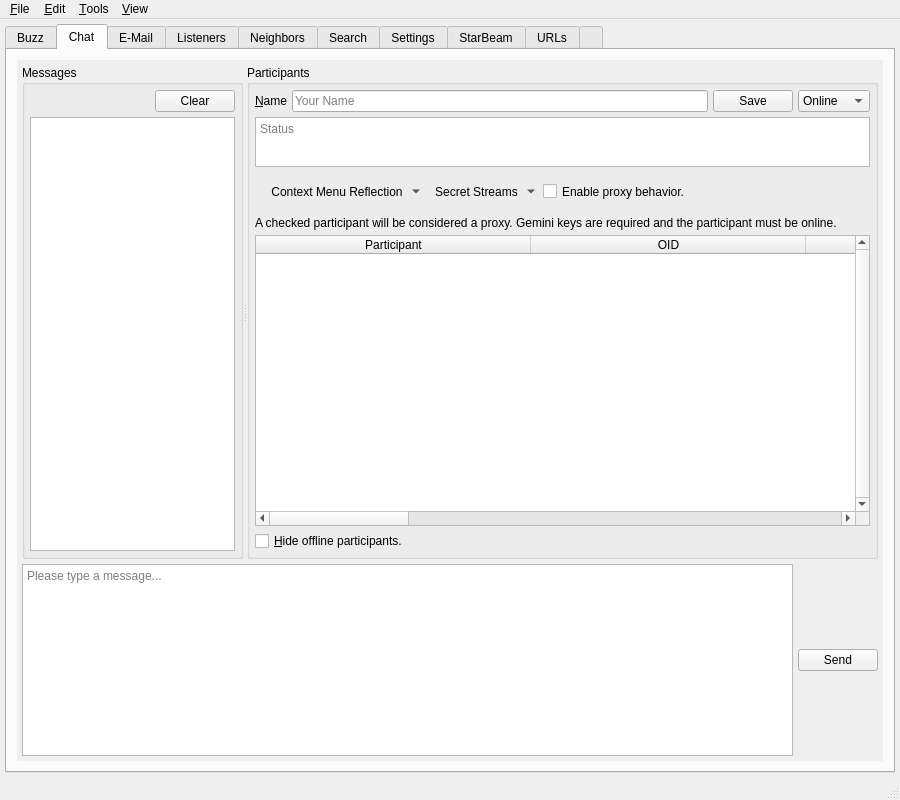
The window that branches/trunk/UI/spot-on-controlcenter.ui (textbrowser/spot-on) describes before a commit, drawn with Qt 5.
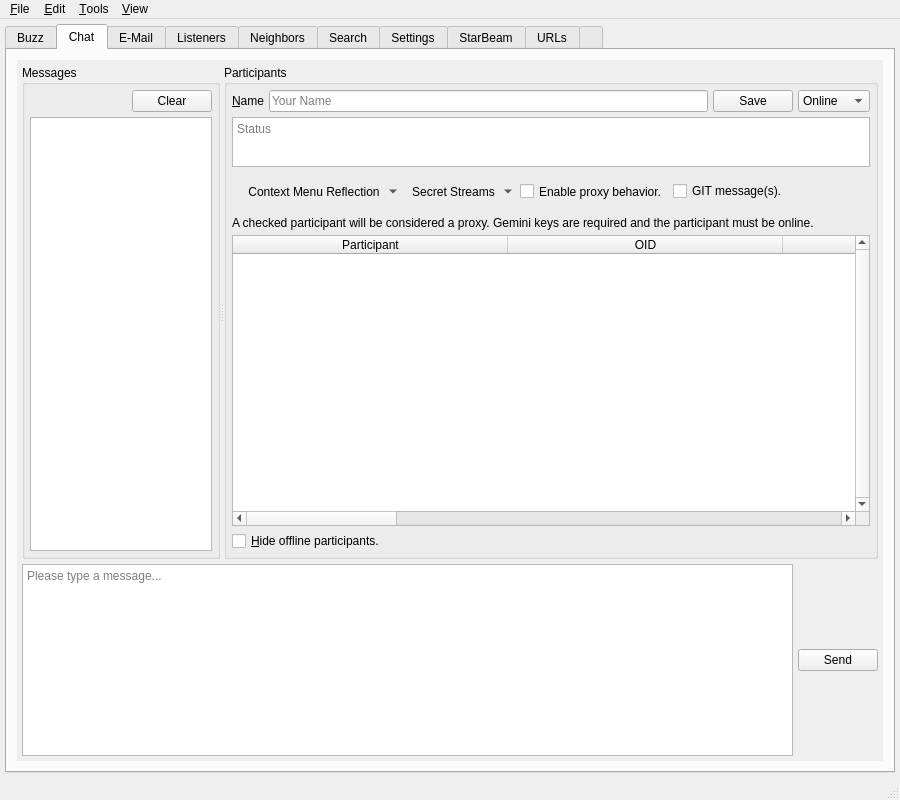
The same window after the commit. The open tabs and pages were chosen to show the change. Icons and pictures are not drawn. Custom widgets are drawn as their Qt base class.

Diff of the .ui file:
```diff
--- a/branches/trunk/UI/spot-on-controlcenter.ui
+++ b/branches/trunk/UI/spot-on-controlcenter.ui
@@ -521,8 +521,8 @@
                <rect>
                 <x>0</x>
                 <y>0</y>
-                <width>445</width>
-                <height>547</height>
+                <width>862</width>
+                <height>672</height>
                </rect>
               </property>
               <layout class="QHBoxLayout" name="horizontalLayout_25">
@@ -789,6 +789,16 @@
                           </property>
                          </widget>
                         </item>
+                        <item>
+                         <widget class="QCheckBox" name="git_chat">
+                          <property name="toolTip">
+                           <string>&lt;html&gt;&lt;head/&gt;&lt;body&gt;&lt;p&gt;Place the messages in a special folder within Spot-On's home directory. A separate process will transfer the messages.&lt;/p&gt;&lt;/body&gt;&lt;/html&gt;</string>
+                          </property>
+                          <property name="text">
+                           <string>GIT message(s).</string>
+                          </property>
+                         </widget>
+                        </item>
                         <item>
                          <spacer name="horizontalSpacer_70">
                           <property name="orientation">
```
Left out of the diff: 25 changed lines with no effect on the pictures.
